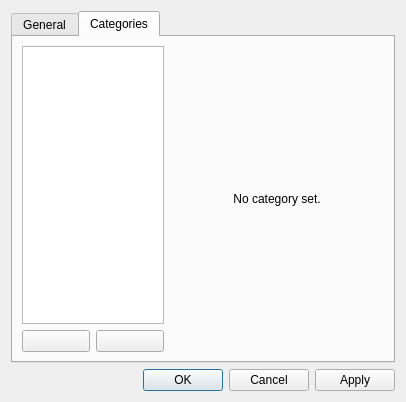
adamscott/genial, file src/main/python/genial/ui/propertiesview.ui: the form before one commit.
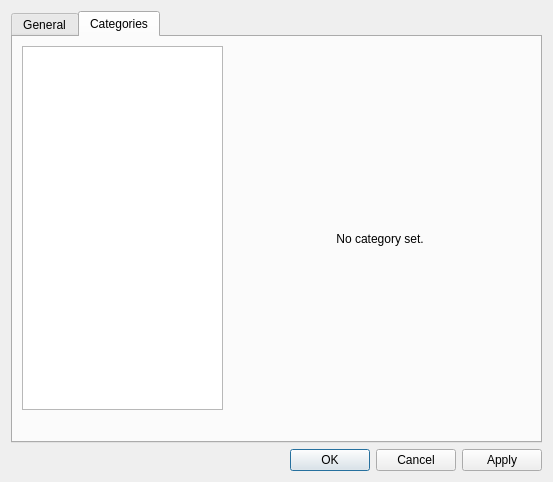
The form after the commit.

```diff
--- a/src/main/python/genial/ui/propertiesview.ui
+++ b/src/main/python/genial/ui/propertiesview.ui
@@ -9,8 +9,8 @@
    <rect>
     <x>0</x>
     <y>0</y>
-    <width>406</width>
-    <height>402</height>
+    <width>553</width>
+    <height>482</height>
    </rect>
   </property>
   <property name="minimumSize">
@@ -63,7 +63,10 @@
        <item>
         <layout class="QHBoxLayout" name="category_layout" stretch="2,3">
          <item>
-          <layout class="QVBoxLayout" name="category_list_vertical_layout">
+          <layout class="QVBoxLayout" name="question_types_list_vertical_layout">
+           <property name="spacing">
+            <number>0</number>
+           </property>
            <item>
             <widget class="QListView" name="category_list_view">
              <property name="sizePolicy">
@@ -77,16 +80,16 @@
            <item>
             <layout class="QHBoxLayout" name="category_list_horizontal_layout">
              <item>
-              <widget class="QPushButton" name="add_category_button">
-               <property name="text">
-                <string/>
+              <widget class="QPushButton" name="add_question_type_button">
+               <property name="flat">
+                <bool>true</bool>
                </property>
               </widget>
              </item>
              <item>
-              <widget class="QPushButton" name="remove_category_button">
-               <property name="text">
-                <string/>
+              <widget class="QPushButton" name="remove_question_type_button">
+               <property name="flat">
+                <bool>true</bool>
                </property>
               </widget>
              </item>
```
Left out of the diff: 12 changed lines with no effect on the pictures.
